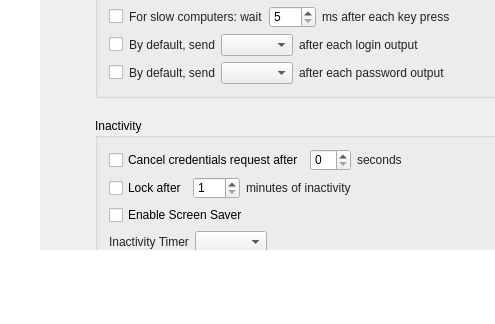
Qt form src/MainWindow.ui (mooltipass/moolticute) before a commit; both pictures show x 0 to 495 and y 314 to 638 of the 946 by 638 pixel window.
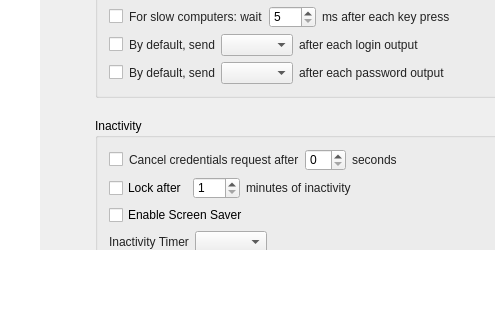
The same form after that commit. The open tabs and pages were chosen to show the change. Icons and pictures are not drawn. Custom widgets are drawn as their Qt base class.

Commit message: [BLE] #674 Fix Cancel credentials request after setting, remove checkbox

What changed in the file:
```diff
--- a/src/MainWindow.ui
+++ b/src/MainWindow.ui
@@ -1061,6 +1061,13 @@
                   <item>
                    <widget class="QCheckBox" name="checkBoxInput">
                     <property name="text">
+                     <string/>
+                    </property>
+                   </widget>
+                  </item>
+                  <item>
+                   <widget class="QLabel" name="label_userInteractionTimeout">
+                    <property name="text">
                      <string>Cancel credentials request after</string>
                     </property>
                    </widget>
```
Left out of the diff: 2 changed lines with no effect on the pictures. The commit also changes 3 other files.
